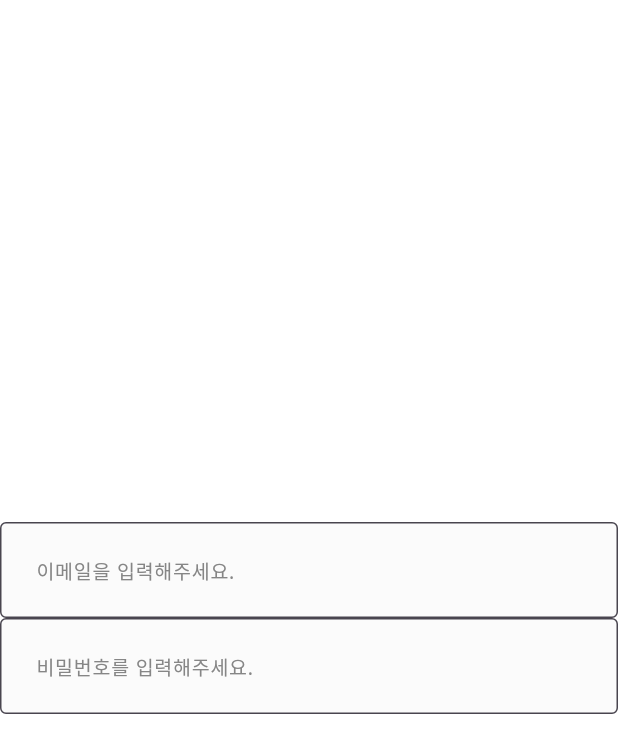
After one commit to dkyou7/code_factory_app, a Flutter app: the screen it shows after launch, on a phone screen of 412 x 824 dp. The commit adds this screen. Shown: the top 753 px of the screen. Run offline on Flutter 3.47's test engine with Material 3 defaults, Android fonts, the phone set to English and light mode, and no system bars.

Commit message:
[feat] layout login_screen.dart 로 옮기기

```diff
--- /dev/null
+++ b/lib/common/layout/default_layout.dart
@@ -0,0 +1,18 @@
+import 'package:flutter/material.dart';
+
+class DefaultLayout extends StatelessWidget {
+  final Widget child;
+
+  const DefaultLayout({
+    required this.child,
+    Key? key,
+  }) : super(key: key);
+
+  @override
+  Widget build(BuildContext context) {
+    return Scaffold(
+      backgroundColor: Colors.white,
+      body: child,
+    );
+  }
+}
--- a/lib/main.dart
+++ b/lib/main.dart
@@ -1,4 +1,5 @@
 import 'package:code_factory_app/common/component/custom_text_form_field.dart';
+import 'package:code_factory_app/user/view/login_screen.dart';
 import 'package:flutter/material.dart';
 
 void main() {
@@ -15,23 +16,7 @@ class _App extends StatelessWidget {
         fontFamily: 'NotoSans'
       ),
       debugShowCheckedModeBanner: false,
-      home: Scaffold(
-        backgroundColor: Colors.white,
-        body: Column(
-          mainAxisAlignment: MainAxisAlignment.center,
-          children: [
-            CustomTextFormField(
-              hintText: '이메일을 입력해주세요.',
-              onChanged: (String value) {  },
-            ),
-            CustomTextFormField(
-              hintText: '비밀번호를 입력해주세요.',
-              onChanged: (String value) {  },
-              obscureText: true,
-            ),
-          ],
-        ),
-      ),
+      home: LoginScreen(),
     );
   }
 }
--- /dev/null
+++ b/lib/user/view/login_screen.dart
@@ -0,0 +1,27 @@
+import 'package:code_factory_app/common/component/custom_text_form_field.dart';
+import 'package:code_factory_app/common/layout/default_layout.dart';
+import 'package:flutter/material.dart';
+
+class LoginScreen extends StatelessWidget {
+  const LoginScreen({super.key});
+
+  @override
+  Widget build(BuildContext context) {
+    return DefaultLayout(
+      child: Column(
+        mainAxisAlignment: MainAxisAlignment.center,
+        children: [
+          CustomTextFormField(
+            hintText: '이메일을 입력해주세요.',
+            onChanged: (String value) {},
+          ),
+          CustomTextFormField(
+            hintText: '비밀번호를 입력해주세요.',
+            onChanged: (String value) {},
+            obscureText: true,
+          ),
+        ],
+      ),
+    );
+  }
+}
```
